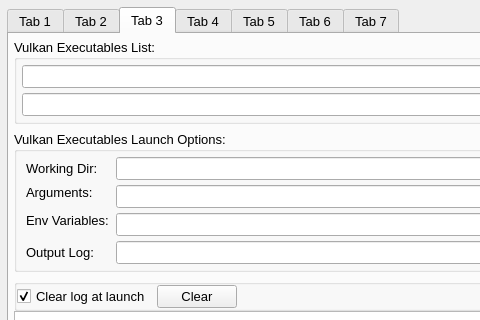
The window that vkconfig_gui/mainwindow.ui (LunarG/VulkanTools) describes before a commit, drawn with Qt 5; both pictures show x 0 to 480 and y 0 to 320 of the 1200 by 640 pixel window.
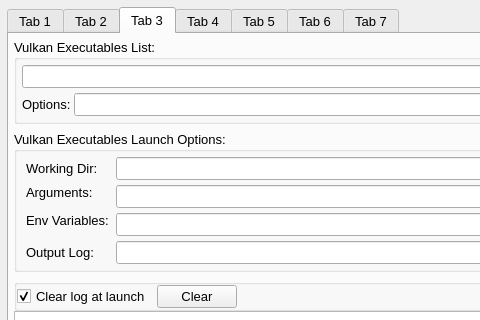
The same window after the commit. The open tabs and pages were chosen to show the change. Icons and pictures are not drawn.

Commit message: vkconfig: Improve executable options

The edit to the form file:
```diff
--- a/vkconfig_gui/mainwindow.ui
+++ b/vkconfig_gui/mainwindow.ui
@@ -1138,6 +1138,13 @@
              <property name="bottomMargin">
               <number>0</number>
              </property>
+             <item>
+              <widget class="QLabel" name="label_7">
+               <property name="text">
+                <string>Options: </string>
+               </property>
+              </widget>
+             </item>
              <item>
               <widget class="QComboBox" name="launch_options_list">
                <property name="sizePolicy">
```
Left out of the diff: 2 changed lines with no effect on the pictures. The commit also changes 11 other files.
